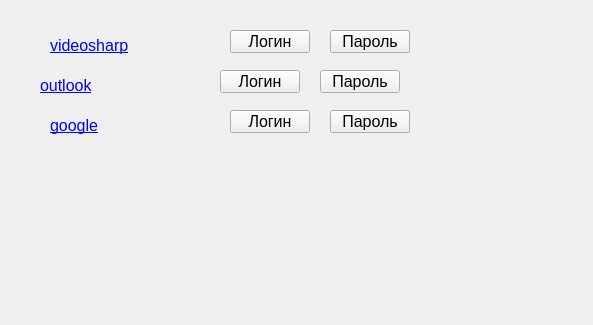
lefrostxgcc/PasswordManager, file passwordmanager.ui: the form before one commit.
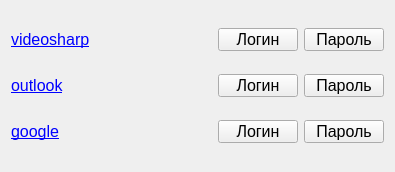
The form after the commit. Icons and pictures are not drawn.

Commit message: Added grid layout

The edit to the form file:
```diff
--- a/passwordmanager.ui
+++ b/passwordmanager.ui
@@ -6,8 +6,8 @@
    <rect>
     <x>0</x>
     <y>0</y>
-    <width>593</width>
-    <height>325</height>
+    <width>395</width>
+    <height>172</height>
    </rect>
   </property>
   <property name="windowTitle">
@@ -18,15 +18,9 @@
     <normaloff>:/key.png</normaloff>:/key.png</iconset>
   </property>
   <widget class="QWidget" name="centralWidget">
+   <layout class="QGridLayout" name="gridLayout">
+    <item row="0" column="0">
    <widget class="QLabel" name="labelVideosharp">
-    <property name="geometry">
-     <rect>
-      <x>50</x>
-      <y>30</y>
-      <width>171</width>
-      <height>31</height>
-     </rect>
-    </property>
     <property name="font">
      <font>
       <pointsize>12</pointsize>
@@ -43,32 +37,20 @@
      <bool>true</bool>
     </property>
    </widget>
-   <widget class="QPushButton" name="pushButtonPasswordVideosharp">
-    <property name="geometry">
-     <rect>
-      <x>330</x>
-      <y>30</y>
-      <width>80</width>
-      <height>23</height>
-     </rect>
-    </property>
-    <property name="font">
-     <font>
-      <pointsize>12</pointsize>
-     </font>
-    </property>
-    <property name="text">
-     <string>Пароль</string>
-    </property>
-   </widget>
+    </item>
+    <item row="0" column="1">
    <widget class="QPushButton" name="pushButtonLoginVideosharp">
-    <property name="geometry">
-     <rect>
-      <x>230</x>
-      <y>30</y>
+      <property name="minimumSize">
+       <size>
       <width>80</width>
       <height>23</height>
-     </rect>
+       </size>
+      </property>
+      <property name="maximumSize">
+       <size>
+        <width>80</width>
+        <height>23</height>
+       </size>
     </property>
     <property name="font">
      <font>
@@ -79,14 +61,20 @@
      <string>Логин</string>
     </property>
    </widget>
-   <widget class="QPushButton" name="pushButtonPasswordOutlook">
-    <property name="geometry">
-     <rect>
-      <x>320</x>
-      <y>70</y>
+    </item>
+    <item row="0" column="2">
+     <widget class="QPushButton" name="pushButtonPasswordVideosharp">
+      <property name="minimumSize">
+       <size>
       <width>80</width>
       <height>23</height>
-     </rect>
+       </size>
+      </property>
+      <property name="maximumSize">
+       <size>
+        <width>80</width>
+        <height>23</height>
+       </size>
     </property>
     <property name="font">
      <font>
@@ -97,33 +85,9 @@
      <string>Пароль</string>
     </property>
    </widget>
-   <widget class="QPushButton" name="pushButtonLoginOutlook">
-    <property name="geometry">
-     <rect>
-      <x>220</x>
-      <y>70</y>
-      <width>80</width>
-      <height>23</height>
-     </rect>
-    </property>
-    <property name="font">
-     <font>
-      <pointsize>12</pointsize>
-     </font>
-    </property>
-    <property name="text">
-     <string>Логин</string>
-    </property>
-   </widget>
+    </item>
+    <item row="1" column="0">
    <widget class="QLabel" name="labelOutlook">
-    <property name="geometry">
-     <rect>
-      <x>40</x>
-      <y>70</y>
-      <width>171</width>
-      <height>31</height>
-     </rect>
-    </property>
     <property name="font">
      <font>
       <pointsize>12</pointsize>
@@ -140,32 +104,20 @@
      <bool>true</bool>
     </property>
    </widget>
-   <widget class="QPushButton" name="pushButtonPasswordGmail">
-    <property name="geometry">
-     <rect>
-      <x>330</x>
-      <y>110</y>
+    </item>
+    <item row="1" column="1">
+     <widget class="QPushButton" name="pushButtonLoginOutlook">
+      <property name="minimumSize">
+       <size>
       <width>80</width>
       <height>23</height>
-     </rect>
-    </property>
-    <property name="font">
-     <font>
-      <pointsize>12</pointsize>
-     </font>
-    </property>
-    <property name="text">
-     <string>Пароль</string>
-    </property>
-   </widget>
-   <widget class="QPushButton" name="pushButtonLoginGmail">
-    <property name="geometry">
-     <rect>
-      <x>230</x>
-      <y>110</y>
+       </size>
+      </property>
+      <property name="maximumSize">
+       <size>
       <width>80</width>
       <height>23</height>
-     </rect>
+       </size>
     </property>
     <property name="font">
      <font>
@@ -176,15 +128,33 @@
      <string>Логин</string>
     </property>
    </widget>
+    </item>
+    <item row="1" column="2">
+     <widget class="QPushButton" name="pushButtonPasswordOutlook">
+      <property name="minimumSize">
+       <size>
+        <width>80</width>
+        <height>23</height>
+       </size>
+      </property>
+      <property name="maximumSize">
+       <size>
+        <width>80</width>
+        <height>23</height>
+       </size>
+      </property>
+      <property name="font">
+       <font>
+        <pointsize>12</pointsize>
+       </font>
+      </property>
+      <property name="text">
+       <string>Пароль</string>
+      </property>
+     </widget>
+    </item>
+    <item row="2" column="0">
    <widget class="QLabel" name="labelGmail">
-    <property name="geometry">
-     <rect>
-      <x>50</x>
-      <y>110</y>
-      <width>171</width>
-      <height>31</height>
-     </rect>
-    </property>
     <property name="font">
      <font>
       <pointsize>12</pointsize>
@@ -201,6 +171,56 @@
      <bool>true</bool>
     </property>
    </widget>
+    </item>
+    <item row="2" column="1">
+     <widget class="QPushButton" name="pushButtonLoginGmail">
+      <property name="minimumSize">
+       <size>
+        <width>80</width>
+        <height>23</height>
+       </size>
+      </property>
+      <property name="maximumSize">
+       <size>
+        <width>80</width>
+        <height>23</height>
+       </size>
+      </property>
+      <property name="font">
+       <font>
+        <pointsize>12</pointsize>
+       </font>
+      </property>
+      <property name="text">
+       <string>Логин</string>
+      </property>
+     </widget>
+    </item>
+    <item row="2" column="2">
+     <widget class="QPushButton" name="pushButtonPasswordGmail">
+      <property name="minimumSize">
+       <size>
+        <width>80</width>
+        <height>23</height>
+       </size>
+      </property>
+      <property name="maximumSize">
+       <size>
+        <width>80</width>
+        <height>23</height>
+       </size>
+      </property>
+      <property name="font">
+       <font>
+        <pointsize>12</pointsize>
+       </font>
+      </property>
+      <property name="text">
+       <string>Пароль</string>
+      </property>
+     </widget>
+    </item>
+   </layout>
   </widget>
  </widget>
  <layoutdefault spacing="6" margin="11"/>
```
Lines whose indentation alone changed are shown as unchanged.
